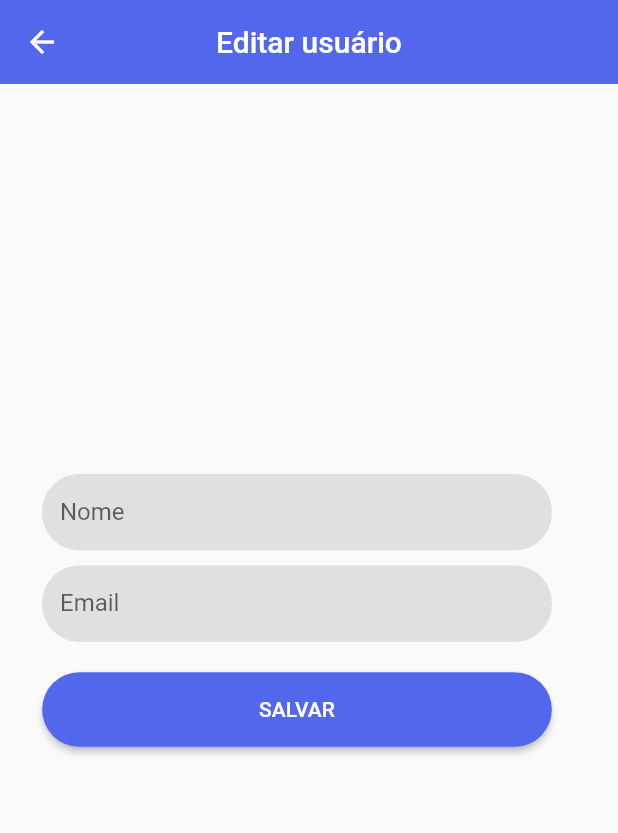
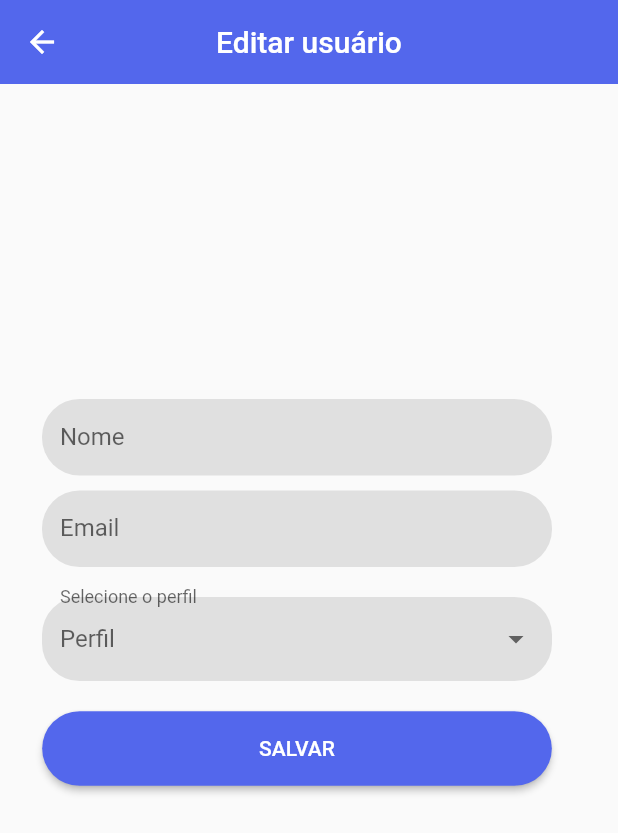
Before and after one commit to biancanilsen/App_RBAC, a Flutter app: the UsersEditView screen opened directly with empty values, on a phone screen of 412 x 824 dp. Shown: the top 833 px of the screen. Run offline on Flutter 3.47's test engine with Material 2 defaults, Android fonts, the phone set to English and light mode, and no system bars; our stand-ins replace bloc, equatable, flutter_bloc, localstorage; missing offline and left inert: grpc, http2, protobuf.

Commit message:
redirect permission

```diff
--- a/webapp/lib/feature/users/data/models/user_model.dart
+++ b/webapp/lib/feature/users/data/models/user_model.dart
@@ -9,21 +9,24 @@ String userToJson(List<User> data) =>
 class User {
   User({
     this.id,
-    required this.name,
-    required this.email,
-    required this.password,
+    this.name,
+    this.email,
+    this.password,
+    this.role,
   });
 
   String? id;
-  String name;
-  String email;
-  String password;
+  String? name;
+  String? email;
+  String? password;
+  String? role;
 
   factory User.fromJson(Map<String, dynamic> json) => User(
         id: json["id"],
         name: json["name"],
         email: json["email"],
         password: json["password"],
+        role: json["role"],
       );
 
   Map<String, dynamic> toJson() => {
@@ -31,6 +34,7 @@ class User {
         "name": name,
         "email": email,
         "password": password,
+        "role": role,
       };
 
   User copy({
@@ -38,11 +42,13 @@ class User {
     String? name,
     String? email,
     String? password,
+    String? role,
   }) =>
       User(
         id: id ?? this.id,
         name: name ?? this.name,
         email: email ?? this.email,
         password: password ?? this.password,
+        role: role ?? this.role,
       );
 }
--- a/webapp/lib/feature/users/presentation/pages/edit_user.dart
+++ b/webapp/lib/feature/users/presentation/pages/edit_user.dart
@@ -47,7 +47,6 @@ class _UsersEditViewState extends State<UsersEditView> {
   final TextEditingController _passwordController = TextEditingController();
   final FocusNode _nameFocusNode = FocusNode();
   final FocusNode _emailFocusNode = FocusNode();
-  final FocusNode _passwordFocusNode = FocusNode();
   final textFieldFocusNode = FocusNode();
   bool _obscured = true;
   late final User? user;
@@ -58,19 +57,10 @@ class _UsersEditViewState extends State<UsersEditView> {
     user = widget.user;
   }
 
-  void _toggleObscured() {
-    setState(() {
-      _obscured = !_obscured;
-      if (textFieldFocusNode.hasPrimaryFocus) return;
-      textFieldFocusNode.canRequestFocus = false;
-    });
-  }
-
   @override
   Widget build(BuildContext context) {
-    _nameController.text = widget.user!.name;
-    _emailController.text = widget.user!.email;
-    _passwordController.text = widget.user!.password;
+    _nameController.text = widget.user!.name!;
+    _emailController.text = widget.user!.email!;
 
     return Scaffold(
       resizeToAvoidBottomInset: false,
@@ -111,7 +101,7 @@ class _UsersEditViewState extends State<UsersEditView> {
             ScaffoldMessenger.of(context)
               ..hideCurrentSnackBar()
               ..showSnackBar(const SnackBar(
-                content: Text('Erro'),
+                content: Text('Você não tem permissão para essa operação'),
               ));
           }
         },
@@ -122,7 +112,7 @@ class _UsersEditViewState extends State<UsersEditView> {
             child: Column(
               children: [
                 Padding(
-                  padding: const EdgeInsets.only(top: 200.0, left: 28),
+                  padding: const EdgeInsets.only(top: 150.0, left: 28),
                   child: Form(
                     key: _formKey,
                     child: Column(
@@ -216,6 +206,59 @@ class _UsersEditViewState extends State<UsersEditView> {
                             );
                           },
                         ),
+                        BlocBuilder<UserValidationCubit, UserValidationState>(
+                          builder: (context, state) {
+                            return Padding(
+                              padding:
+                                  const EdgeInsets.only(top: 10, bottom: 10.0),
+                              child: SizedBox(
+                                width: 340,
+                                child: DropdownButtonFormField(
+                                  value: widget.user!.role ?? user?.role,
+                                  hint: const Text('Perfil'),
+                                  style: TextStyle(
+                                    color: Colors.grey[900],
+                                    fontSize: 16.0,
+                                  ),
+                                  decoration: InputDecoration(
+                                    labelText: 'Selecione o perfil',
+                                    filled: true,
+                                    fillColor: Colors.grey[300],
+                                    isDense: true,
+                                    border: OutlineInputBorder(
+                                      borderSide: BorderSide.none,
+                                      borderRadius: BorderRadius.circular(25),
+                                    ),
+                                  ),
+                                  onChanged: (newValue) {
+                                    setState(() {
+                                      user?.role = newValue as String;
+                                    });
+                                  },
+                                  dropdownColor: Colors.white,
+                                  items: const [
+                                    DropdownMenuItem(
+                                      child: Text("Admin"),
+                                      value: "admin",
+                                    ),
+                                    DropdownMenuItem(
+                                      child: Text("Editor"),
+                                      value: "editor",
+                                    ),
+                                    DropdownMenuItem(
+                                      child: Text("User"),
+                                      value: "user",
+                                    ),
+                                    DropdownMenuItem(
+                                      child: Text("Creator"),
+                                      value: "creator",
+                                    ),
+                                  ],
+                                ),
+                              ),
+                            );
+                          },
+                        ),
                         Padding(
                           padding: const EdgeInsets.only(top: 10.0),
                           child: SizedBox(
@@ -233,7 +276,7 @@ class _UsersEditViewState extends State<UsersEditView> {
                                           user?.id,
                                           _nameController.text,
                                           _emailController.text,
-                                          _passwordController.text);
+                                          user!.role!);
                                     },
                                     style: ElevatedButton.styleFrom(
                                       shape: RoundedRectangleBorder(
--- a/webapp/lib/feature/users/presentation/pages/list_users.dart
+++ b/webapp/lib/feature/users/presentation/pages/list_users.dart
@@ -155,9 +155,9 @@ class _UsersListState extends State<_UsersList> {
                     borderRadius: BorderRadius.circular(10.0),
                     side: const BorderSide(color: Colors.grey, width: 1),
                   ),
-                  title: Text(user.name),
+                  title: Text(user.name!),
                   subtitle: Text(
-                    user.email,
+                    user.email!,
                   ),
                   trailing: Wrap(
                     children: <Widget>[
--- a/webapp/lib/feature/users/services/grpc_service.dart
+++ b/webapp/lib/feature/users/services/grpc_service.dart
@@ -125,7 +125,7 @@ class ServiceClient {
         id: model.id,
         name: model.name,
         email: model.email,
-        password: model.password,
+        role: model.role,
       );
       final response =
           await stub?.update(request, options: CallOptions(metadata: headers));
--- a/webapp/lib/main.dart
+++ b/webapp/lib/main.dart
@@ -1,29 +1,61 @@
 import 'package:flutter/material.dart';
 import 'package:flutter_bloc/flutter_bloc.dart';
+import 'package:localstorage/localstorage.dart';
 import 'package:webapp/feature/users/presentation/pages/sign_in.dart';
 import 'package:webapp/feature/users/presentation/pages/sign_up.dart';
-import 'feature/users/presentation/pages/list_users.dart';
-import 'feature/users/presentation/pages/portal.dart';
+import 'package:webapp/feature/users/presentation/pages/list_users.dart';
+import 'package:webapp/feature/users/presentation/pages/portal.dart';
 
 void main() {
-  runApp(const MyApp());
+  runApp(MyApp());
 }
 
-class MyApp extends StatelessWidget {
-  const MyApp({super.key});
+class MyApp extends StatefulWidget {
+  @override
+  _MyAppState createState() => _MyAppState();
+}
+
+class _MyAppState extends State<MyApp> {
+  final LocalStorage storage = new LocalStorage('token');
+  bool _isLoading = true;
+  bool _hasToken = false;
+
+  @override
+  void initState() {
+    super.initState();
+    checkPortal();
+  }
+
+  Future<void> checkPortal() async {
+    final token = storage.getItem('token');
+    setState(() {
+      _isLoading = false;
+      _hasToken = token != null;
+      print('token: $token');
+    });
+  }
 
   @override
   Widget build(BuildContext context) {
-    return MaterialApp(
-        title: 'Flutter Demo',
+    if (_isLoading) {
+      // Exibe um indicador de progresso enquanto a verificação é feita.
+      return Container();
+    } else {
+      // Decide qual página exibir com base no token.
+      final initialRoute = _hasToken ? '/list' : '/portal';
+      return MaterialApp(
+        title: 'App RBAC',
         theme: ThemeData(
           primarySwatch: Colors.blue,
         ),
+        initialRoute: initialRoute,
         routes: {
-          '/': (context) => const PortalPage(),
+          '/portal': (context) => const PortalPage(),
           '/signin': (context) => SignInPage(),
           '/signup': (context) => SignUpPage(),
           '/list': (context) => ListUsersPage(),
-        });
+        },
+      );
+    }
   }
 }
```
Also changed, not shown: webapp/lib/feature/users/domain/cubits/users_cubit.dart (+5 -2 lines).
